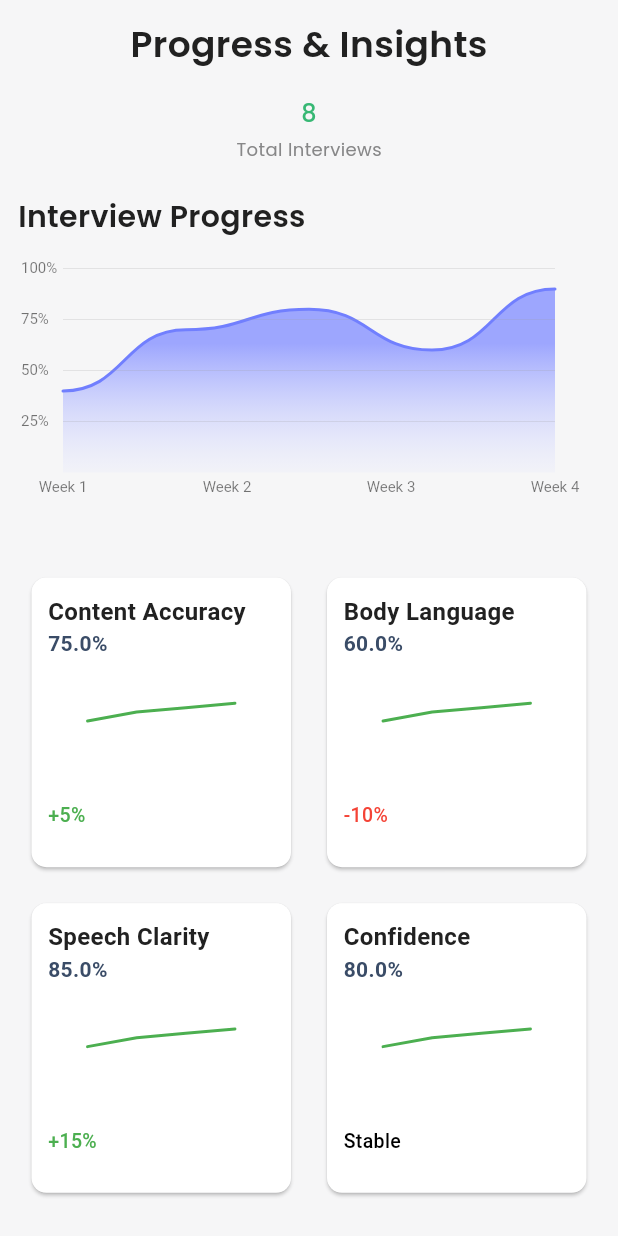
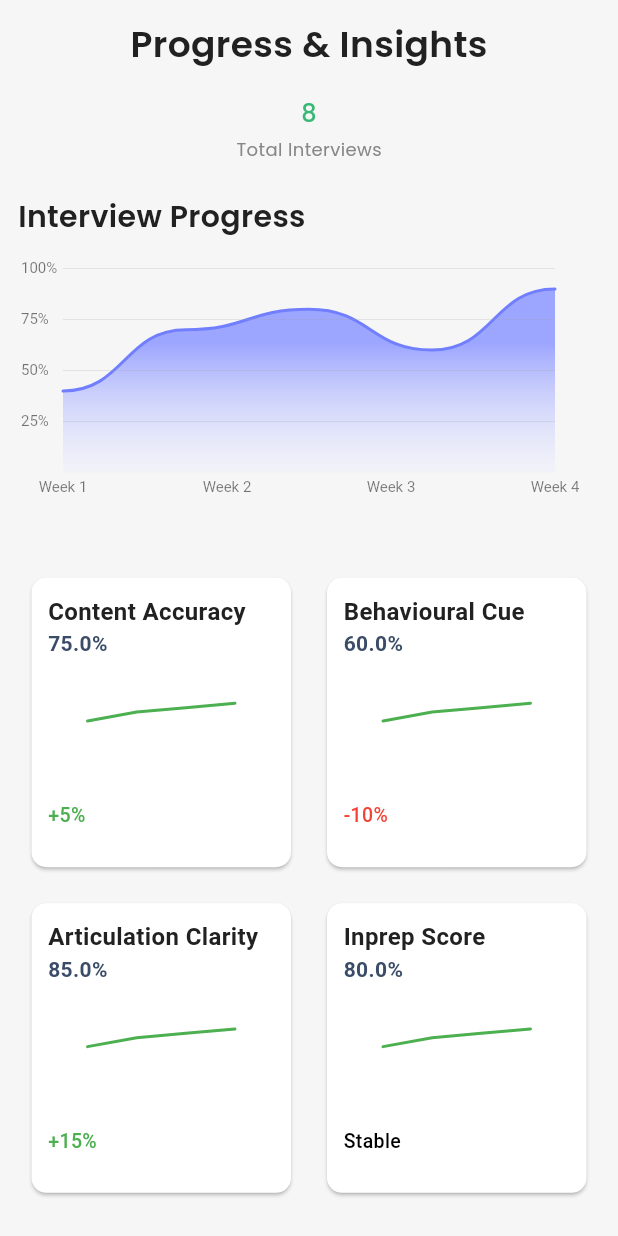
Before and after one commit to devsazidul/inprep.ai, a Flutter app: the ProgressScreen screen opened directly, on a phone screen of 412 x 824 dp. Run offline on Flutter 3.47's test engine with Material 3 defaults, Android fonts, the phone set to English and light mode, and no system bars; our stand-ins replace camera, device_info_plus, flutter_otp_text_field, flutter_screenutil, get, google_fonts and 5 more; accounts and stored records are empty.

Commit message:
solve content

```diff
--- a/lib/features/progress_screen/widgets/grid_chart.dart
+++ b/lib/features/progress_screen/widgets/grid_chart.dart
@@ -19,17 +19,17 @@ class CardWidget extends StatelessWidget {
       change = '+5%';
       changeColor = Colors.green;
     } else if (index == 1) {
-      title = 'Body Language';
+      title = 'Behavioural Cue';
       percentage = 60;
       change = '-10%';
       changeColor = Colors.red;
     } else if (index == 2) {
-      title = 'Speech Clarity';
+      title = 'Articulation Clarity';
       percentage = 85;
       change = '+15%';
       changeColor = Colors.green;
     } else if (index == 3) {
-      title = 'Confidence';
+      title = 'Inprep Score';
       percentage = 80;
       change = 'Stable';
       changeColor = Colors.black;
```
